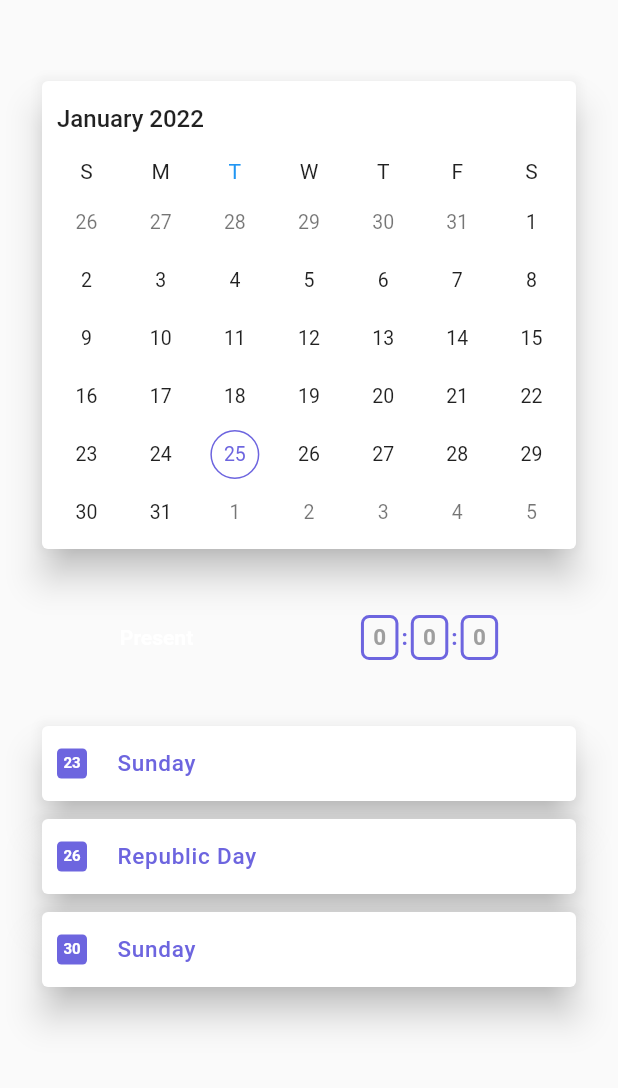
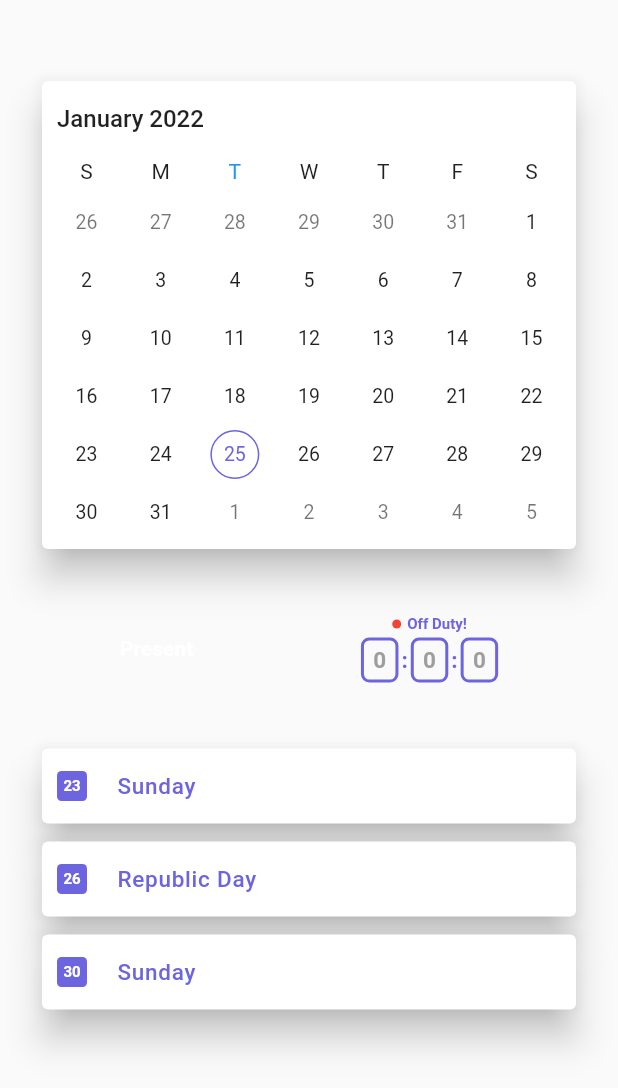
Before and after one commit to awwush/traxsmart-swm-staff-app, a Flutter app: the AttendanceRoute screen opened directly, on a phone screen of 412 x 824 dp. Shown: the top 1088 px of the screen. Run offline on Flutter 3.47's test engine with Material 2 defaults, Android fonts, the phone set to English and light mode, and no system bars; drawn by our look-alikes of syncfusion_flutter_datepicker; our stand-ins replace flutter_feather_icons, google_fonts, shared_preferences; missing offline and left inert: flutter_swipe_button; accounts and stored records are empty.

Commit message:
Timer with status indicator & Calender implementation

```diff
--- a/lib/routes/attendance.dart
+++ b/lib/routes/attendance.dart
@@ -162,8 +162,36 @@ class AttendanceRouteState extends State<AttendanceRoute> {
       child: Column(
         mainAxisAlignment: MainAxisAlignment.center,
         children: <Widget>[
-          (_counter <= 0)
-              ? Row(
+          (_counter == 0)
+              ? Column(
+                  children: [
+                    Row(
+                      children: [
+                        Container(
+                          decoration: BoxDecoration(
+                            borderRadius: BorderRadius.circular(12),
+                            color: Colors.red,
+                          ),
+                          height: 6,
+                          width: 6,
+                        ),
+                        SizedBox(
+                          width: 4,
+                        ),
+                        Text(
+                          "Off Duty!",
+                          style: TextStyle(
+                            color: customTheme.medicarePrimary,
+                            fontWeight: FontWeight.bold,
+                            fontSize: 10,
+                          ),
+                        ),
+                      ],
+                    ),
+                    SizedBox(
+                      height: 3,
+                    ),
+                    Row(
                       mainAxisAlignment: MainAxisAlignment.center,
                       children: [
                         Container(
@@ -255,10 +283,25 @@ class AttendanceRouteState extends State<AttendanceRoute> {
                           ),
                         ),
                       ],
+                    ),
+                  ],
                 )
               : Column(
                   mainAxisAlignment: MainAxisAlignment.center,
                   children: [
+                    Row(
+                      children: [
+                        Container(
+                          decoration: BoxDecoration(
+                            borderRadius: BorderRadius.circular(12),
+                            color: Colors.green,
+                          ),
+                          height: 6,
+                          width: 6,
+                        ),
+                        SizedBox(
+                          width: 4,
+                        ),
                         Text(
                           "On Duty!",
                           style: TextStyle(
@@ -266,6 +309,8 @@ class AttendanceRouteState extends State<AttendanceRoute> {
                             fontWeight: FontWeight.bold,
                             fontSize: 10,
                           ),
+                        ),
+                      ],
                     ),
                     SizedBox(
                       height: 3,
```
Lines whose indentation alone changed are shown as unchanged.
